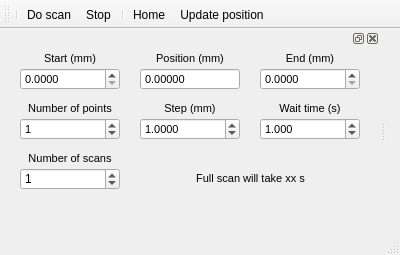
Elizabatat/qudiFerrolabForMe, file gui/delay_line/ui_delay_line_gui.ui: the form before one commit.
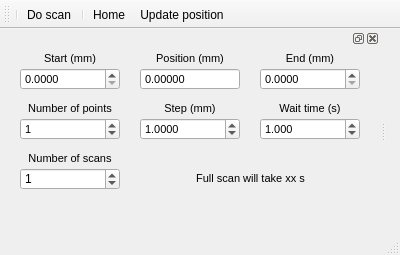
The form after the commit. Icons and pictures are not drawn.

Commit message: Start/stop button in delay GUI updated (logic also)

```diff
--- a/gui/delay_line/ui_delay_line_gui.ui
+++ b/gui/delay_line/ui_delay_line_gui.ui
@@ -49,7 +49,6 @@
    </attribute>
    <addaction name="separator"/>
    <addaction name="scan_Action"/>
-   <addaction name="stop_Action"/>
    <addaction name="separator"/>
    <addaction name="home_Action"/>
    <addaction name="update_Action"/>
```
Left out of the diff: 6 changed lines with no effect on the pictures. The commit also changes 3 other files.
